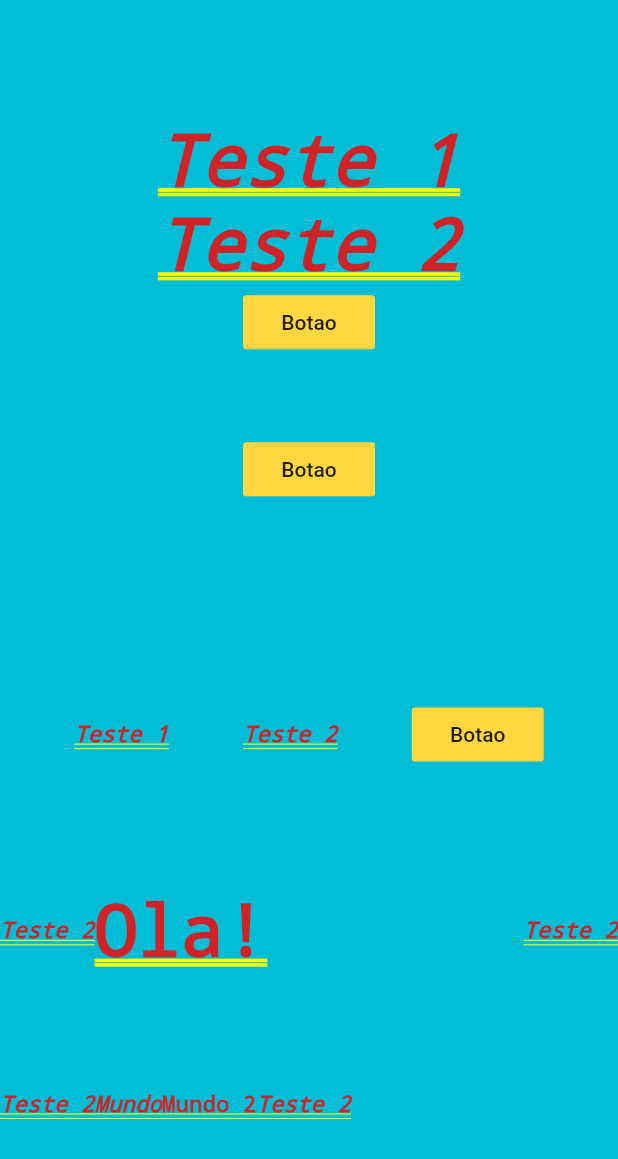
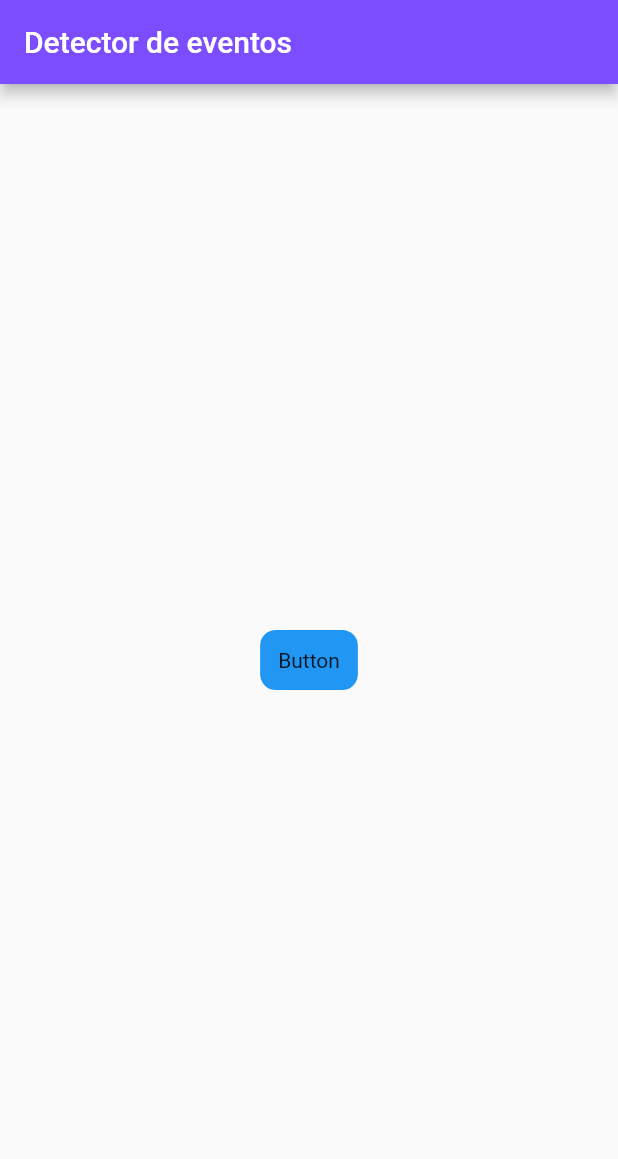
Before and after one commit to PauloDuarte43/intro_flutter, a Flutter app: the screen it shows after launch, on a phone screen of 412 x 824 dp. Shown: the top 1159 px of the screen. Run offline on Flutter 3.47's test engine with Material 2 defaults, Android fonts, the phone set to English and light mode, and no system bars.

Commit message:
Scaffold

```diff
--- a/lib/main.dart
+++ b/lib/main.dart
@@ -1,5 +1,7 @@
 import 'package:flutter/material.dart';
+import 'package:intro_flutter/ui/andaime.dart';
 import 'package:intro_flutter/ui/columnapp.dart';
+import 'package:intro_flutter/ui/events_detector.dart';
 import 'package:intro_flutter/ui/homeapp.dart';
 
 void main() {
@@ -7,7 +9,9 @@ void main() {
     new MaterialApp(
       title: "First App",
       //home: new HomeApp(),
-      home: new ColumnApp(),
+      //home: new ColumnApp(),
+      //home: new AndaimeApp(),
+      home: new DetectorEventos(),
     ),
   );
 }
--- a/lib/ui/columnapp.dart
+++ b/lib/ui/columnapp.dart
@@ -56,7 +56,7 @@ class ColumnApp extends StatelessWidget {
                   textDirection: TextDirection.ltr,
                   style: TextStyle(fontStyle: FontStyle.italic, fontSize: 15.0),
                 ),
-                Expanded(child: Text("Ola!")),
+                Expanded(child: Text("Ola!",style: TextStyle(fontStyle: FontStyle.italic, fontSize: 15.0))),
                 Text(
                   "Teste 2",
                   textDirection: TextDirection.ltr,
--- /dev/null
+++ b/lib/ui/events_detector.dart
@@ -0,0 +1,39 @@
+import 'package:flutter/material.dart';
+
+
+class DetectorEventos extends StatelessWidget {
+  @override
+  Widget build(BuildContext context) {
+    return Scaffold(
+      appBar: AppBar(
+        title: Text("Detector de eventos"),
+        backgroundColor: Colors.deepPurpleAccent,
+      ),
+      body: new Center(
+        child: new MyButton(),
+      ),
+    );
+  }
+}
+
+
+class MyButton extends StatelessWidget {
+  @override
+  Widget build(BuildContext context) {
+    return new GestureDetector(
+      onTap: () {
+        debugPrint("Tap");
+        final snackBar = SnackBar(content: Text("Ola gestos"));
+        Scaffold.of(context).showSnackBar(snackBar);
+      },
+      child: Container(
+        padding: EdgeInsets.all(12.0),
+        decoration: BoxDecoration(
+          color: Theme.of(context).accentColor,
+          borderRadius: BorderRadius.circular(10.5),
+        ),
+        child: Text("Button"),
+      ),
+    );
+  }
+}
```
Also changed, not shown: lib/ui/andaime.dart (added, +71 -0 lines).
